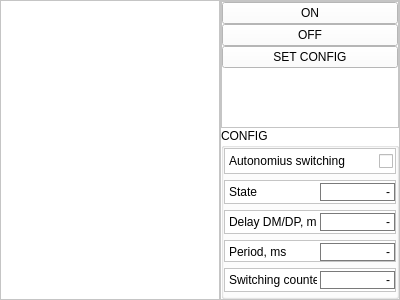
The window that software/USB_Relay/mainwindow.ui (roma-jam/usb_switcher) describes before a commit, drawn with Qt 5.
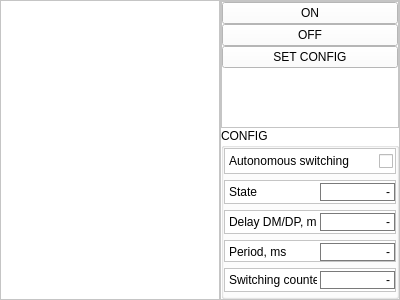
The same window after the commit. Icons and pictures are not drawn.

Commit message: + Make autonomous work more clearly

Diff of the .ui file:
```diff
--- a/software/USB_Relay/mainwindow.ui
+++ b/software/USB_Relay/mainwindow.ui
@@ -312,7 +312,7 @@
              <item>
               <widget class="QLabel" name="label_5">
                <property name="text">
-                <string>Autonomius switching</string>
+                <string>Autonomous switching</string>
                </property>
               </widget>
              </item>
```
The commit also changes 2 other files.
